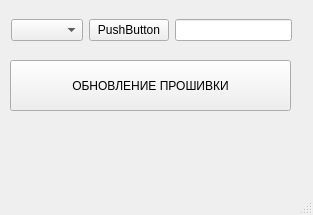
Above: Sender/mainwindow.ui from GlebZigert/CRC32 before the change. Below: the same form after it.
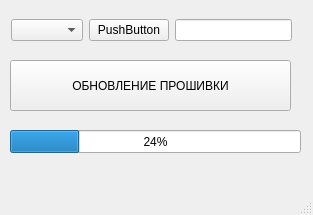
That is the form after the change.

The edit to the form file:
```diff
--- a/Sender/mainwindow.ui
+++ b/Sender/mainwindow.ui
@@ -27,7 +27,7 @@
      <string>ОБНОВЛЕНИЕ ПРОШИВКИ</string>
     </property>
    </widget>
-   <widget class="QWidget" name="" native="true">
+   <widget class="QWidget" name="widget" native="true">
     <property name="geometry">
      <rect>
       <x>11</x>
@@ -52,6 +52,19 @@
      </item>
     </layout>
    </widget>
+   <widget class="QProgressBar" name="progressBar">
+    <property name="geometry">
+     <rect>
+      <x>10</x>
+      <y>130</y>
+      <width>291</width>
+      <height>23</height>
+     </rect>
+    </property>
+    <property name="value">
+     <number>24</number>
+    </property>
+   </widget>
   </widget>
   <widget class="QMenuBar" name="menubar">
    <property name="geometry">
```
